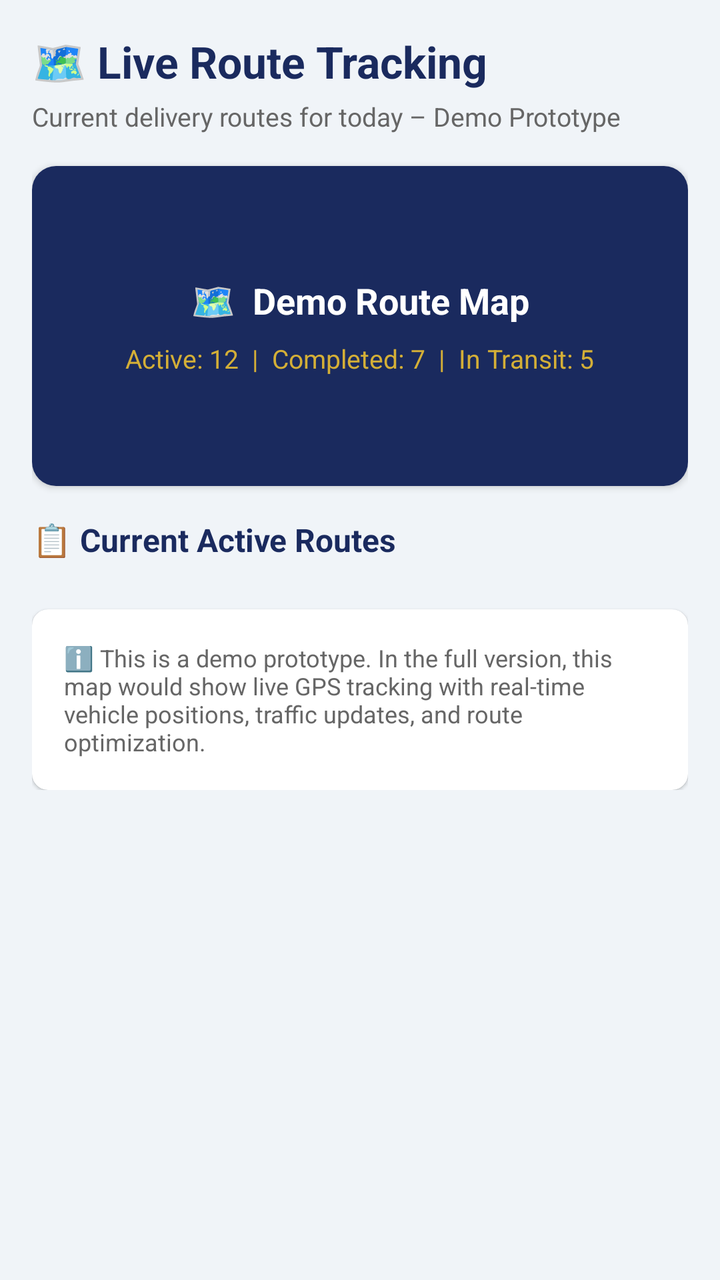
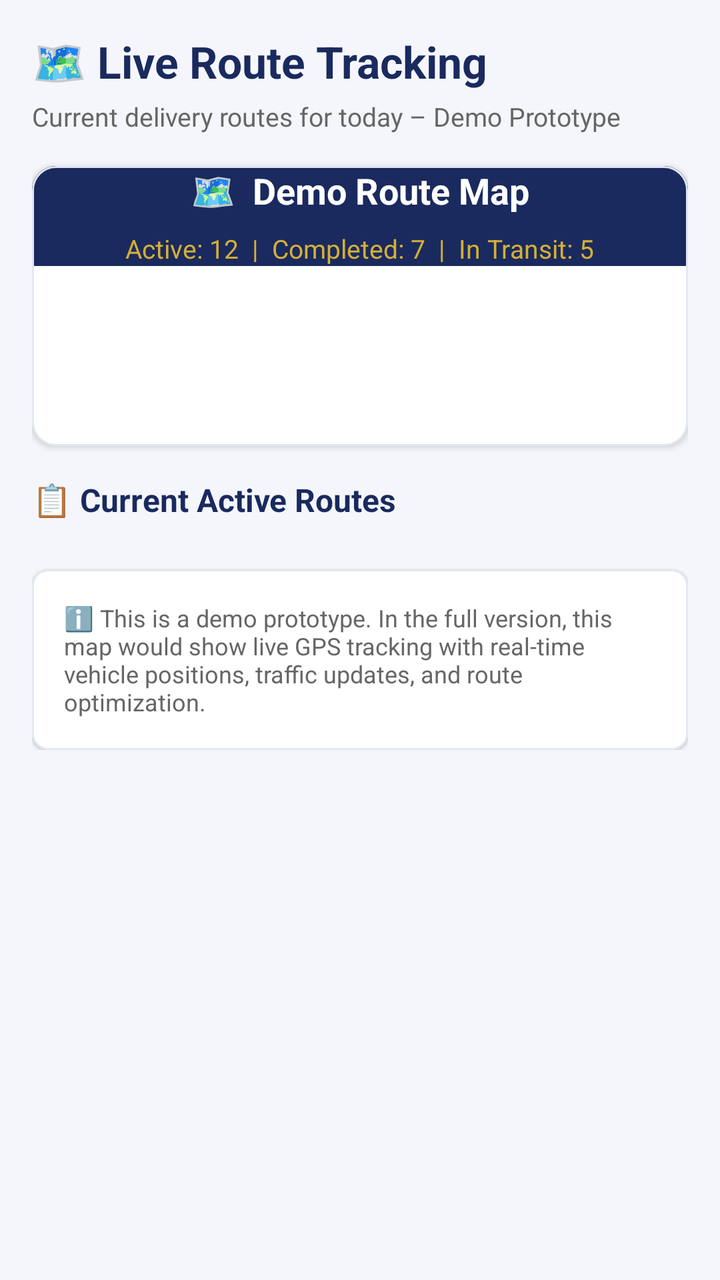

The first picture is an Android layout as it rendered before a commit; the second is the same layout after the commit. The layout source and the unified diff follow.
<!-- AndroidManifest.xml: application theme Theme.LogiCostApp3 -->
<!-- res/layout/fragment_routes.xml -->
<?xml version="1.0" encoding="utf-8"?>
<ScrollView xmlns:android="http://schemas.android.com/apk/res/android"
    android:layout_width="match_parent"
    android:layout_height="match_parent"
    android:background="@color/background">

    <LinearLayout
        android:layout_width="match_parent"
        android:layout_height="wrap_content"
        android:orientation="vertical"
        android:padding="16dp">

        <TextView
            android:layout_width="match_parent"
            android:layout_height="wrap_content"
            android:text="🗺️ Live Route Tracking"
            android:textSize="22sp"
            android:textStyle="bold"
            android:textColor="@color/navy"
            android:layout_marginBottom="4dp" />

        <TextView
            android:layout_width="match_parent"
            android:layout_height="wrap_content"
            android:text="Current delivery routes for today – Demo Prototype"
            android:textSize="13sp"
            android:textColor="@color/grey_text"
            android:layout_marginBottom="16dp" />

        
        <com.google.android.material.card.MaterialCardView
            xmlns:app="http://schemas.android.com/apk/res-auto"
            android:layout_width="match_parent"
            android:layout_height="160dp"
            app:cardCornerRadius="12dp"
            app:cardElevation="2dp"
            android:layout_marginBottom="16dp">

            <LinearLayout
                android:layout_width="match_parent"
                android:layout_height="match_parent"
                android:background="@color/navy"
                android:gravity="center"
                android:orientation="vertical">

                <TextView
                    android:layout_width="wrap_content"
                    android:layout_height="wrap_content"
                    android:text="🗺️  Demo Route Map"
                    android:textColor="@color/white"
                    android:textSize="18sp"
                    android:textStyle="bold" />
                <TextView
                    android:layout_width="wrap_content"
                    android:layout_height="wrap_content"
                    android:text="Active: 12  |  Completed: 7  |  In Transit: 5"
                    android:textColor="@color/gold"
                    android:textSize="13sp"
                    android:layout_marginTop="8dp" />
            </LinearLayout>
        </com.google.android.material.card.MaterialCardView>

        <TextView
            android:layout_width="match_parent"
            android:layout_height="wrap_content"
            android:text="📋 Current Active Routes"
            android:textSize="16sp"
            android:textStyle="bold"
            android:textColor="@color/navy"
            android:layout_marginBottom="8dp" />

        
        <LinearLayout
            android:id="@+id/tableRoutes"
            android:layout_width="match_parent"
            android:layout_height="wrap_content"
            android:orientation="vertical" />

        <com.google.android.material.card.MaterialCardView
            xmlns:app="http://schemas.android.com/apk/res-auto"
            android:layout_width="match_parent"
            android:layout_height="wrap_content"
            app:cardCornerRadius="8dp"
            app:cardElevation="1dp"
            android:layout_marginTop="16dp">
            <TextView
                android:layout_width="match_parent"
                android:layout_height="wrap_content"
                android:padding="16dp"
                android:text="ℹ️ This is a demo prototype. In the full version, this map would show live GPS tracking with real-time vehicle positions, traffic updates, and route optimization."
                android:textColor="@color/grey_text"
                android:textSize="12sp" />
        </com.google.android.material.card.MaterialCardView>

    </LinearLayout>
</ScrollView>
<!-- resources referenced by this layout -->
<resources>
  <color name="background">#F0F4F8</color>
  <color name="gold">#D4AF37</color>
  <color name="grey_text">#666666</color>
  <color name="navy">#1A2A5E</color>
  <color name="white">#FFFFFF</color>
  <style name="Theme.LogiCostApp3" parent="Theme.MaterialComponents.DayNight.NoActionBar">
          <item name="colorPrimary">@color/navy</item>
          <item name="colorPrimaryVariant">@color/primary_variant</item>
          <item name="colorOnPrimary">@color/on_primary</item>
          <item name="colorSecondary">@color/gold</item>
          <item name="colorSurface">@color/surface</item>
          <item name="android:statusBarColor">@color/navy</item>
      </style>
  <color name="primary_variant">#0F1A3E</color>
  <color name="on_primary">#FFFFFF</color>
  <color name="surface">#FFFFFF</color>
</resources>

<!-- the commit's change to res/layout/fragment_routes.xml (unified diff, before → after) -->
@@ -31,7 +31,8 @@
         <com.google.android.material.card.MaterialCardView
             xmlns:app="http://schemas.android.com/apk/res-auto"
             android:layout_width="match_parent"
-            android:layout_height="160dp"
+            android:layout_height="wrap_content"
+            android:minHeight="140dp"
             app:cardCornerRadius="12dp"
             app:cardElevation="2dp"
             android:layout_marginBottom="16dp">
<!-- resource entries referenced after the edit -->
@@ -1,20 +1,61 @@
 <!-- resources referenced by this layout -->
 <resources>
-  <color name="background">#F0F4F8</color>
+  <color name="background">#F4F6FB</color>
   <color name="gold">#D4AF37</color>
   <color name="grey_text">#666666</color>
   <color name="navy">#1A2A5E</color>
   <color name="white">#FFFFFF</color>
-  <style name="Theme.LogiCostApp3" parent="Theme.MaterialComponents.DayNight.NoActionBar">
+  <style name="Theme.LogiCostApp3" parent="Theme.MaterialComponents.Light.NoActionBar">
           <item name="colorPrimary">@color/navy</item>
-          <item name="colorPrimaryVariant">@color/primary_variant</item>
-          <item name="colorOnPrimary">@color/on_primary</item>
+          <item name="colorPrimaryVariant">@color/navy_dark</item>
+          <item name="colorOnPrimary">@color/white</item>
           <item name="colorSecondary">@color/gold</item>
+          <item name="colorOnSecondary">@color/navy_dark</item>
           <item name="colorSurface">@color/surface</item>
+          <item name="android:colorBackground">@color/background</item>
+          <item name="android:windowBackground">@color/background</item>
           <item name="android:statusBarColor">@color/navy</item>
+          <item name="android:navigationBarColor">@color/white</item>
+          <item name="android:windowLightNavigationBar">true</item>
+  
+          <item name="shapeAppearanceSmallComponent">@style/Shape.LogiCost.Small</item>
+          <item name="shapeAppearanceMediumComponent">@style/Shape.LogiCost.Medium</item>
+          <item name="materialButtonStyle">@style/Widget.LogiCost.Button</item>
+          <item name="materialCardViewStyle">@style/Widget.LogiCost.Card</item>
+          <item name="textInputStyle">@style/Widget.LogiCost.TextInput</item>
       </style>
-  <color name="primary_variant">#0F1A3E</color>
-  <color name="on_primary">#FFFFFF</color>
+  <color name="navy_dark">#101B40</color>
   <color name="surface">#FFFFFF</color>
+  <style name="Shape.LogiCost.Small" parent="">
+          <item name="cornerFamily">rounded</item>
+          <item name="cornerSize">12dp</item>
+      </style>
+  <style name="Shape.LogiCost.Medium" parent="">
+          <item name="cornerFamily">rounded</item>
+          <item name="cornerSize">16dp</item>
+      </style>
+  <style name="Widget.LogiCost.Button" parent="Widget.MaterialComponents.Button">
+          <item name="android:textAllCaps">false</item>
+          <item name="android:textStyle">bold</item>
+          <item name="android:letterSpacing">0.01</item>
+          <item name="android:insetTop">0dp</item>
+          <item name="android:insetBottom">0dp</item>
+          <item name="android:minHeight">52dp</item>
+      </style>
+  <style name="Widget.LogiCost.Card" parent="Widget.MaterialComponents.CardView">
+          <item name="cardElevation">2dp</item>
+          <item name="cardBackgroundColor">@color/white</item>
+          <item name="strokeColor">@color/light_grey</item>
+          <item name="strokeWidth">1dp</item>
+      </style>
+  <style name="Widget.LogiCost.TextInput" parent="Widget.MaterialComponents.TextInputLayout.OutlinedBox">
+          <item name="boxStrokeColor">@color/navy</item>
+          <item name="hintTextColor">@color/navy</item>
+          <item name="boxCornerRadiusTopStart">12dp</item>
+          <item name="boxCornerRadiusTopEnd">12dp</item>
+          <item name="boxCornerRadiusBottomStart">12dp</item>
+          <item name="boxCornerRadiusBottomEnd">12dp</item>
+      </style>
+  <color name="light_grey">#E2E8F0</color>
 </resources>
 
